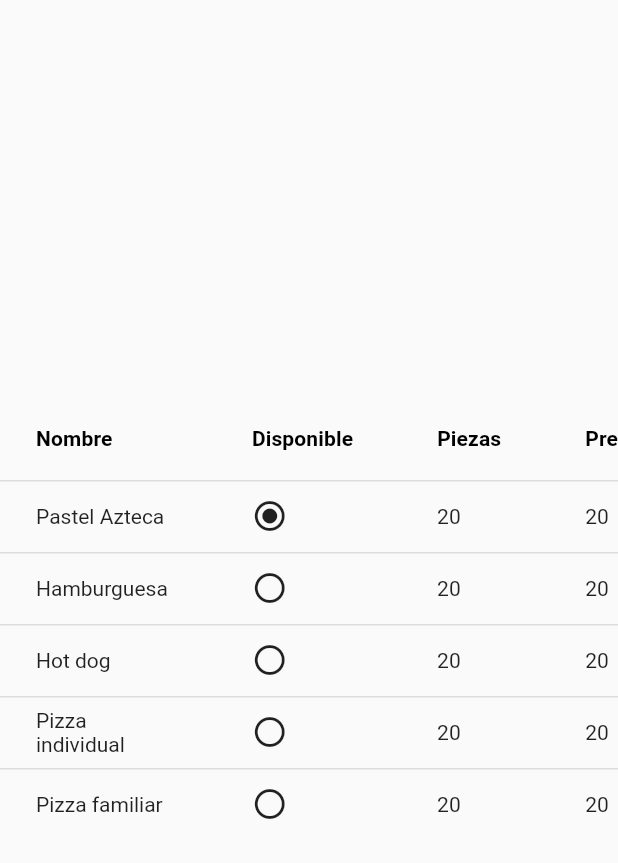
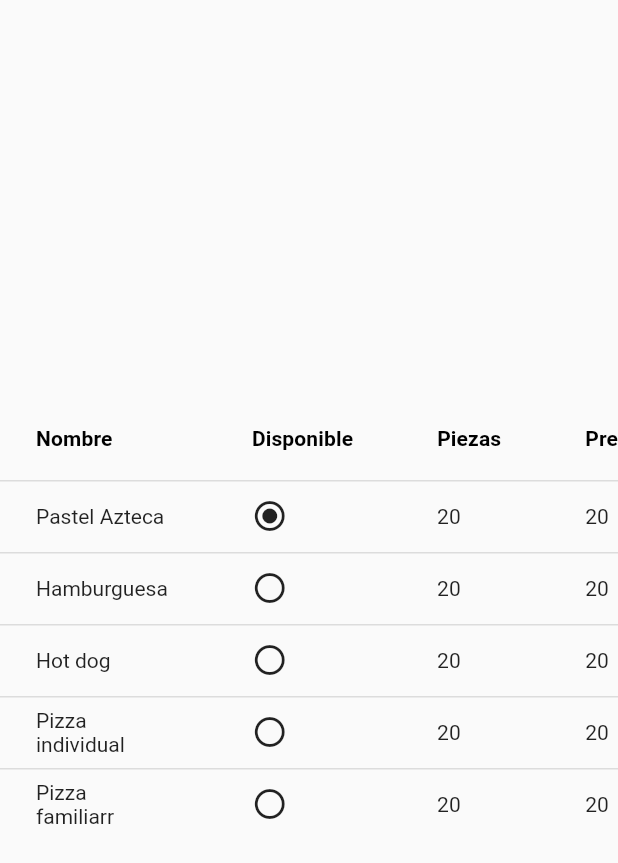
Before and after one commit to DanielCoss/app_meseros, a Flutter app: the comidas screen opened directly, on a phone screen of 412 x 824 dp. Shown: the top 863 px of the screen. Run offline on Flutter 3.47's test engine with Material 2 defaults, Android fonts, the phone set to English and light mode, and no system bars.

```diff
--- a/lib/PagesMenu/comidas.dart
+++ b/lib/PagesMenu/comidas.dart
@@ -17,7 +17,7 @@ List<OrdenesItem> _totalcomidas = [
   OrdenesItem("Hamburguesa", false, "20", "20", false),
   OrdenesItem("Hot dog", false, "20", "20", false),
   OrdenesItem("Pizza individual", false, "20", "20", false),
-  OrdenesItem("Pizza familiar", false, "20", "20", false),
+  OrdenesItem("Pizza familiarr", false, "20", "20", false),
 ];
 
 class comidas extends StatefulWidget {
```
